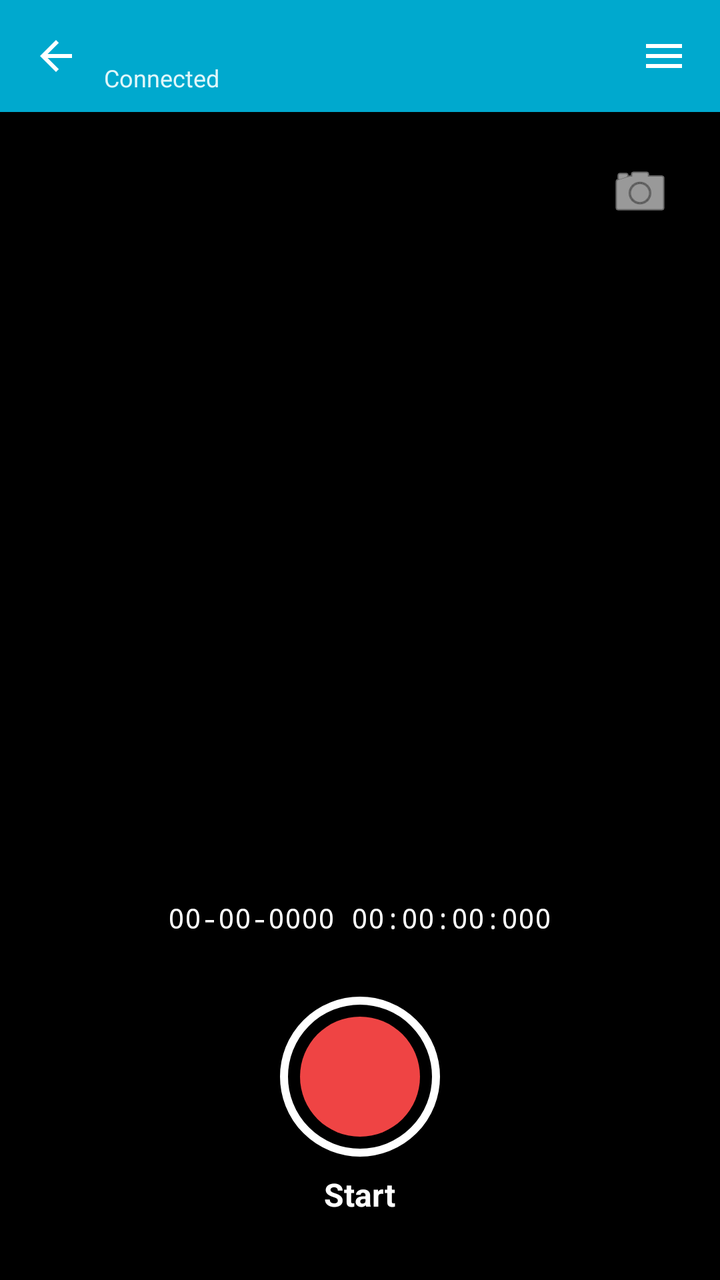
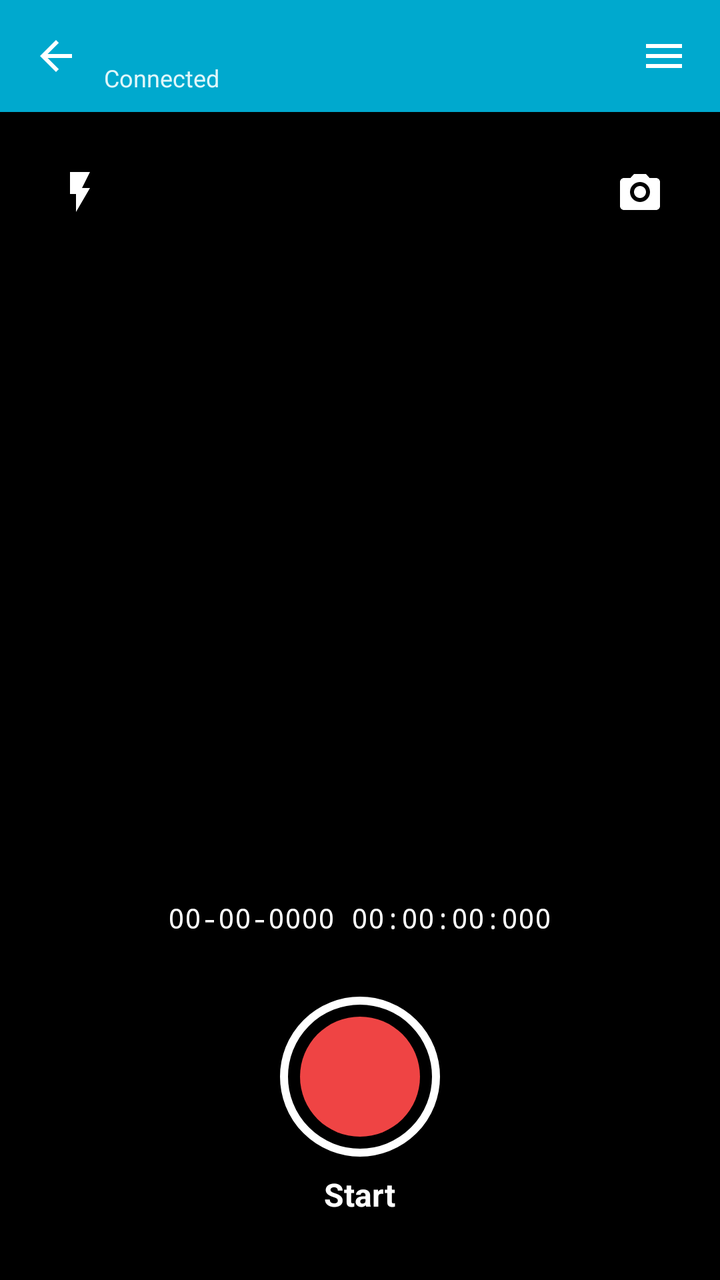

Screens rendered from an Android XML layout before and after an edit, with the pre-edit source and the edit as a unified diff.
<!-- AndroidManifest.xml: application theme Theme.TagMobile -->
<!-- res/layout/activity_device.xml -->
<?xml version="1.0" encoding="utf-8"?>
<LinearLayout
    xmlns:android="http://schemas.android.com/apk/res/android"
    xmlns:app="http://schemas.android.com/apk/res-auto"
    android:layout_width="match_parent"
    android:layout_height="match_parent"
    android:orientation="vertical"
    android:background="#F3F4F6">

    <LinearLayout
        android:layout_width="match_parent"
        android:layout_height="56dp"
        android:background="#00A9CE"
        android:gravity="center_vertical"
        android:paddingHorizontal="4dp">

        <ImageButton
            android:id="@+id/backBtn"
            android:layout_width="48dp"
            android:layout_height="48dp"
            android:background="?attr/selectableItemBackgroundBorderless"
            android:src="@drawable/ic_back"
            android:contentDescription="Back" />

        <LinearLayout
            android:layout_width="0dp"
            android:layout_height="wrap_content"
            android:layout_weight="1"
            android:orientation="vertical">

            <TextView
                android:id="@+id/deviceTitle"
                android:layout_width="wrap_content"
                android:layout_height="wrap_content"
                android:textColor="@android:color/white"
                android:textStyle="bold"
                android:textSize="16sp" />

            <TextView
                android:layout_width="wrap_content"
                android:layout_height="wrap_content"
                android:text="@string/connected"
                android:textColor="#E0F7FA"
                android:textSize="12sp" />
        </LinearLayout>

        <ImageButton
            android:id="@+id/deviceMenuBtn"
            android:layout_width="48dp"
            android:layout_height="48dp"
            android:background="?attr/selectableItemBackgroundBorderless"
            android:src="@drawable/ic_menu"
            android:contentDescription="@string/disconnect" />
    </LinearLayout>

    <FrameLayout
        android:layout_width="match_parent"
        android:layout_height="0dp"
        android:layout_weight="1"
        android:background="#000000">

        <TextureView
            android:id="@+id/cameraPreview"
            android:layout_width="match_parent"
            android:layout_height="match_parent" />

        
        <FrameLayout
            android:layout_width="match_parent"
            android:layout_height="wrap_content"
            android:padding="16dp">
            
            <ImageButton
                android:id="@+id/flashBtn"
                android:layout_width="48dp"
                android:layout_height="48dp"
                android:layout_gravity="start|top"
                android:src="@android:drawable/ic_menu_always_invoke_with_default_browser" 
                android:background="?attr/selectableItemBackgroundBorderless"
                app:tint="#FFFFFF"
                android:contentDescription="Flash"/>

            <ImageButton
                android:id="@+id/switchCameraBtn"
                android:layout_width="48dp"
                android:layout_height="48dp"
                android:layout_gravity="end|top"
                android:src="@android:drawable/ic_menu_camera" 
                android:background="?attr/selectableItemBackgroundBorderless"
                app:tint="#FFFFFF"
                android:contentDescription="Switch Camera"/>
        </FrameLayout>

        
        <LinearLayout
            android:layout_width="match_parent"
            android:layout_height="wrap_content"
            android:layout_gravity="bottom"
            android:orientation="vertical"
            android:gravity="center"
            android:paddingBottom="32dp"
            android:background="@drawable/bg_gradient_bottom">
            
            <TextView
                android:id="@+id/timestampText"
                android:layout_width="wrap_content"
                android:layout_height="wrap_content"
                android:layout_marginBottom="24dp"
                android:padding="6dp"
                android:paddingHorizontal="10dp"
                android:background="#8C000000"
                android:textColor="#FFFFFF"
                android:textSize="14sp"
                android:fontFamily="monospace"
                android:text="00-00-0000 00:00:00:000" />

            
            <FrameLayout
                android:id="@+id/recordBtnContainer"
                android:layout_width="80dp"
                android:layout_height="80dp"
                android:background="@drawable/bg_record_btn_outer">
                
                <View
                    android:id="@+id/recordBtnInner"
                    android:layout_width="60dp"
                    android:layout_height="60dp"
                    android:layout_gravity="center"
                    android:background="@drawable/bg_record_btn_inner" />
            </FrameLayout>

            <TextView
                android:id="@+id/recordBtnLabel"
                android:layout_width="wrap_content"
                android:layout_height="wrap_content"
                android:text="Start"
                android:layout_marginTop="8dp"
                android:textColor="#FFFFFF"
                android:textStyle="bold"
                android:textSize="16sp"/>

        </LinearLayout>
    </FrameLayout>
</LinearLayout>
<!-- resources referenced by this layout -->
<resources>
  <!-- drawable bg_gradient_bottom (drawable) -->
  <?xml version="1.0" encoding="utf-8"?>
  <shape xmlns:android="http://schemas.android.com/apk/res/android">
      <gradient
          android:angle="90"
          android:startColor="#B3000000"
          android:endColor="#00000000" />
  </shape>
  <!-- drawable bg_record_btn_inner (drawable) -->
  <?xml version="1.0" encoding="utf-8"?>
  <shape xmlns:android="http://schemas.android.com/apk/res/android"
      android:shape="oval">
      <solid android:color="#EF4444" />
  </shape>
  <!-- drawable bg_record_btn_outer (drawable) -->
  <?xml version="1.0" encoding="utf-8"?>
  <shape xmlns:android="http://schemas.android.com/apk/res/android"
      android:shape="oval">
      <solid android:color="#00000000" />
      <stroke android:width="4dp" android:color="#FFFFFF" />
  </shape>
  <!-- drawable ic_back (drawable) -->
  <?xml version="1.0" encoding="utf-8"?>
  <vector xmlns:android="http://schemas.android.com/apk/res/android"
      android:width="24dp"
      android:height="24dp"
      android:viewportWidth="24"
      android:viewportHeight="24"
      android:tint="@android:color/white">
      <path
          android:fillColor="@android:color/white"
          android:pathData="M20,11H7.83l5.59,-5.59L12,4l-8,8 8,8 1.41,-1.41L7.83,13H20v-2z"/>
  </vector>
  <!-- drawable ic_menu (drawable) -->
  <?xml version="1.0" encoding="utf-8"?>
  <vector xmlns:android="http://schemas.android.com/apk/res/android"
      android:width="24dp"
      android:height="24dp"
      android:viewportWidth="24"
      android:viewportHeight="24"
      android:tint="@android:color/white">
      <path
          android:fillColor="@android:color/white"
          android:pathData="M3,6h18v2H3V6zM3,11h18v2H3v-2zM3,16h18v2H3v-2z"/>
  </vector>
  <string name="connected">Connected</string>
  <string name="disconnect">Disconnect</string>
  <style name="Theme.TagMobile" parent="Theme.MaterialComponents.Light.NoActionBar">
          <item name="colorPrimary">#00A9CE</item>
          <item name="colorPrimaryVariant">#0093B5</item>
          <item name="colorOnPrimary">@android:color/white</item>
          <item name="android:statusBarColor">#00A9CE</item>
          <item name="android:navigationBarColor">@android:color/white</item>
      </style>
</resources>

<!-- the commit's change to res/layout/activity_device.xml (unified diff, before → after) -->
@@ -75,7 +75,7 @@
                 android:layout_width="48dp"
                 android:layout_height="48dp"
                 android:layout_gravity="start|top"
-                android:src="@android:drawable/ic_menu_always_invoke_with_default_browser" 
+                android:src="@drawable/ic_flash"
                 android:background="?attr/selectableItemBackgroundBorderless"
                 app:tint="#FFFFFF"
                 android:contentDescription="Flash"/>
@@ -85,7 +85,7 @@
                 android:layout_width="48dp"
                 android:layout_height="48dp"
                 android:layout_gravity="end|top"
-                android:src="@android:drawable/ic_menu_camera" 
+                android:src="@drawable/ic_switch_camera"
                 android:background="?attr/selectableItemBackgroundBorderless"
                 app:tint="#FFFFFF"
                 android:contentDescription="Switch Camera"/>
<!-- resource entries referenced after the edit -->
@@ -33,6 +33,17 @@
           android:fillColor="@android:color/white"
           android:pathData="M20,11H7.83l5.59,-5.59L12,4l-8,8 8,8 1.41,-1.41L7.83,13H20v-2z"/>
   </vector>
+  <!-- drawable ic_flash (drawable) -->
+  <?xml version="1.0" encoding="utf-8"?>
+  <vector xmlns:android="http://schemas.android.com/apk/res/android"
+      android:width="24dp"
+      android:height="24dp"
+      android:viewportWidth="24"
+      android:viewportHeight="24">
+      <path
+          android:fillColor="#FFFFFF"
+          android:pathData="M7,2v11h3v9l7,-12h-4l4,-8z" />
+  </vector>
   <!-- drawable ic_menu (drawable) -->
   <?xml version="1.0" encoding="utf-8"?>
   <vector xmlns:android="http://schemas.android.com/apk/res/android"
@@ -45,6 +56,20 @@
           android:fillColor="@android:color/white"
           android:pathData="M3,6h18v2H3V6zM3,11h18v2H3v-2zM3,16h18v2H3v-2z"/>
   </vector>
+  <!-- drawable ic_switch_camera (drawable) -->
+  <?xml version="1.0" encoding="utf-8"?>
+  <vector xmlns:android="http://schemas.android.com/apk/res/android"
+      android:width="24dp"
+      android:height="24dp"
+      android:viewportWidth="24"
+      android:viewportHeight="24">
+      <path
+          android:fillColor="#FFFFFF"
+          android:pathData="M20,5h-3.2L15,3H9L7.2,5H4c-1.1,0 -2,0.9 -2,2v12c0,1.1 0.9,2 2,2h16c1.1,0 2,-0.9 2,-2V7c0,-1.1 -0.9,-2 -2,-2zM12,17c-2.76,0 -5,-2.24 -5,-5s2.24,-5 5,-5 5,2.24 5,5 -2.24,5 -5,5z" />
+      <path
+          android:fillColor="#FFFFFF"
+          android:pathData="M12,9c-1.66,0 -3,1.34 -3,3s1.34,3 3,3 3,-1.34 3,-3 -1.34,-3 -3,-3z" />
+  </vector>
   <string name="connected">Connected</string>
   <string name="disconnect">Disconnect</string>
   <style name="Theme.TagMobile" parent="Theme.MaterialComponents.Light.NoActionBar">
